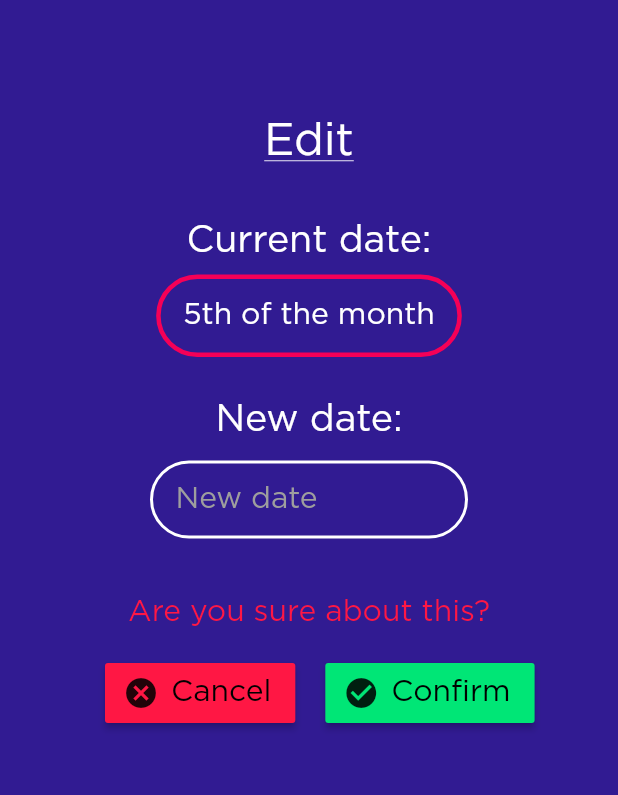
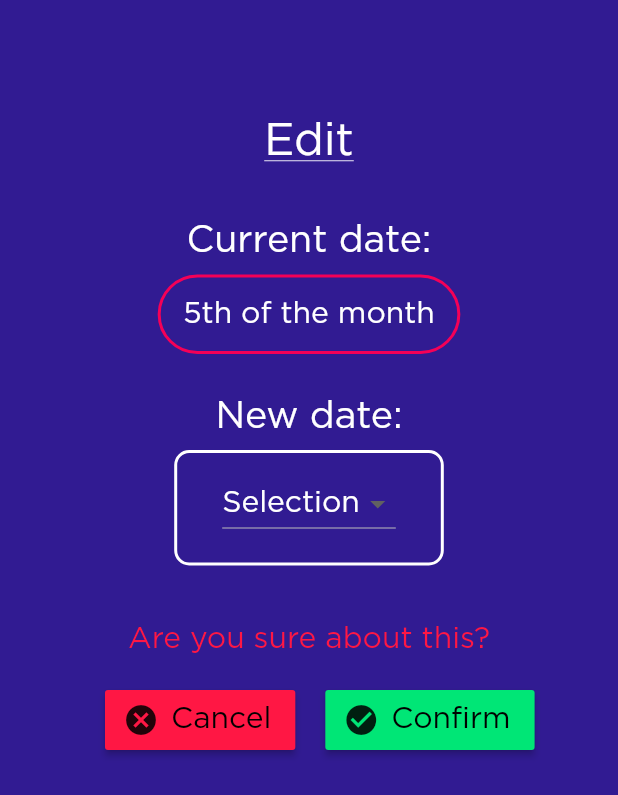
Before and after one commit to jagraj28/OctopusApp, a Flutter app: the EditSchedule screen opened by its route, on a phone screen of 412 x 824 dp. Shown: the top 795 px of the screen. Run offline on Flutter 3.47's test engine with Material 2 defaults, Android fonts, the phone set to English and light mode, and no system bars; our stand-ins replace carousel_slider, curved_navigation_bar.

Commit message:
v2.9
Created dropdown button for date, better for user interaction

```diff
--- a/octopus_app/lib/pages/bills/edit_amount.dart
+++ b/octopus_app/lib/pages/bills/edit_amount.dart
@@ -54,7 +54,7 @@ class _EditAmountState extends State<EditAmount> {
                 padding: const EdgeInsets.all(15.0),
                 decoration: BoxDecoration(
                   border: Border.all(
-                    width: 3.0,
+                    width: 2.0,
                     color: Colors.pinkAccent[400],
                   ),
                   borderRadius: BorderRadius.circular(50.0),
--- a/octopus_app/lib/pages/bills/edit_schedule.dart
+++ b/octopus_app/lib/pages/bills/edit_schedule.dart
@@ -7,6 +7,8 @@ class EditSchedule extends StatefulWidget {
 
 // widget for EditSchedule page
 class _EditScheduleState extends State<EditSchedule> {
+
+  String dropdownstring = 'Selection';
 
   @override
   Widget build(BuildContext context) {
@@ -54,7 +56,7 @@ class _EditScheduleState extends State<EditSchedule> {
                 padding: const EdgeInsets.all(15.0),
                 decoration: BoxDecoration(
                   border: Border.all(
-                    width: 3.0,
+                    width: 2.0,
                     color: Colors.pinkAccent[400],
                   ),
                   borderRadius: BorderRadius.circular(50.0),
@@ -82,29 +84,39 @@ class _EditScheduleState extends State<EditSchedule> {
               ),
 
               Container(
-                margin: const EdgeInsets.only(top: 15.0, left: 100.0, right: 100.0),
-                padding: const EdgeInsets.only(left: 15.0),
+                margin: const EdgeInsets.only(top: 10.0),
+                padding: const EdgeInsets.only(left: 30.0, right: 30.0, top: 10.0, bottom: 15.0),
                 decoration: BoxDecoration(
                   border: Border.all(
                     width: 2.0,
                     color: Colors.white,
                   ),
-                  borderRadius: BorderRadius.circular(50.0),
+                  borderRadius: BorderRadius.circular(10.0),
                 ),
+                child: DropdownButton <String>(
+                  dropdownColor: Colors.grey[600],
+                  value: dropdownstring,
+                  onChanged: (String newValue) {
+                    setState(() {
+                      dropdownstring = newValue;
+                    });
+                  },
+                  items: <String> ['Selection', '1', '2', '3', '4', '5', '6', '7', '8', '9', '10', '11', '12', '13', '14', '15', '16', '17', '18', '19', '20', '21', '22', '23', '24', '25', '26', '27', '28'].map<DropdownMenuItem<String>> ((String value) {
+                    return DropdownMenuItem<String> (
+                      value: value,
                       child: Center(
-                  child: TextField(
-                    keyboardType: TextInputType.number,
+                        child: Text(
+                          value,
                           style: TextStyle(
                             color: Colors.white,
+                            decorationColor: Colors.white,
+                            fontFamily: 'Gotham',
                             fontSize: 20.0,
-                      fontFamily: 'Gotham',
-                    ),
-                    decoration: InputDecoration(
-                      hintText: 'New date',
-                      hintStyle: TextStyle(color: Colors.grey),
-                      border: InputBorder.none,
                           ),
                         ),
+                      )
+                    );
+                  }).toList()
                 ),
               ),
 
```
Lines whose indentation alone changed are shown as unchanged.
